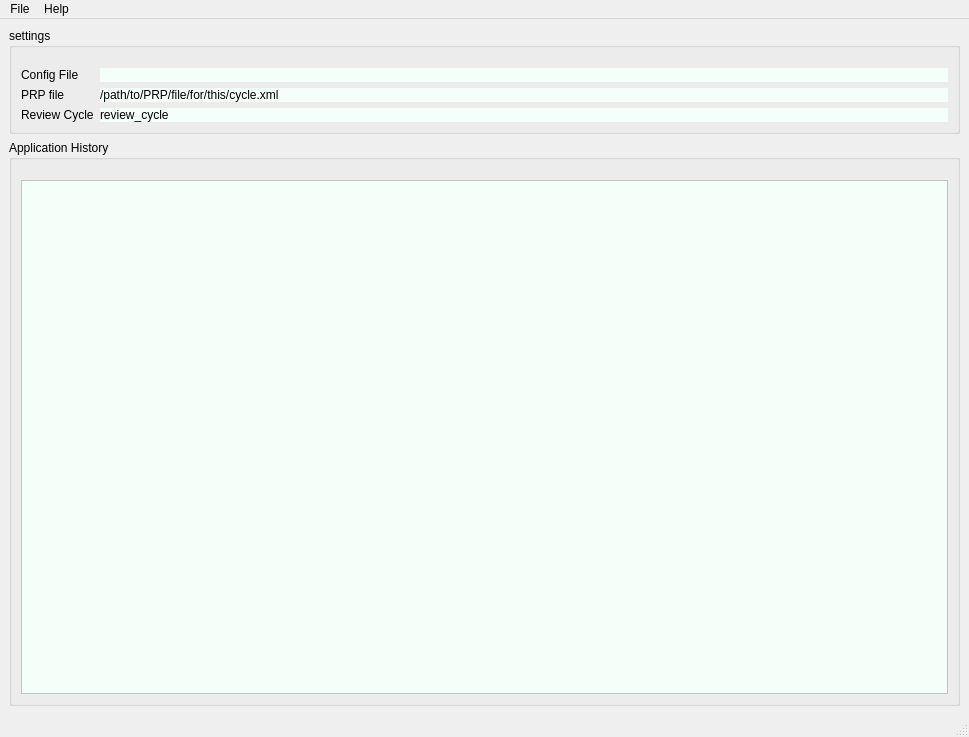
First picture: the form in src/Assign_GUP/resources/main_window.ui, repository prjemian/assign_gup, before the edit.
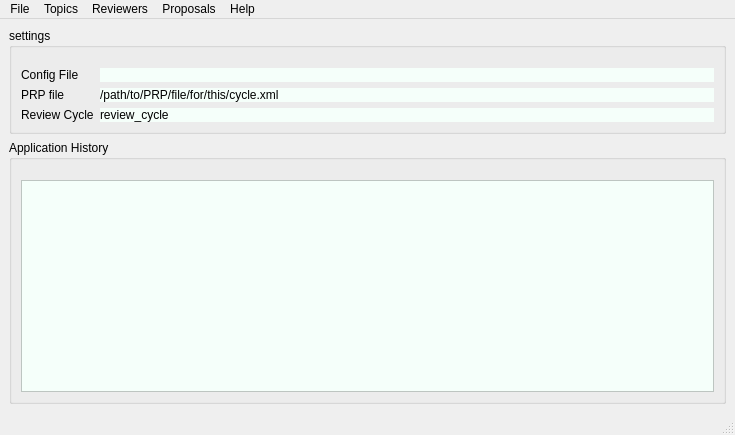
Second picture: the form after the edit.

Commit message: resolve topics import and exception reporting

```diff
--- a/src/Assign_GUP/resources/main_window.ui
+++ b/src/Assign_GUP/resources/main_window.ui
@@ -6,8 +6,8 @@
    <rect>
     <x>0</x>
     <y>0</y>
-    <width>969</width>
-    <height>737</height>
+    <width>735</width>
+    <height>435</height>
    </rect>
   </property>
   <property name="windowTitle">
@@ -127,8 +127,8 @@
     <rect>
      <x>0</x>
      <y>0</y>
-     <width>969</width>
-     <height>38</height>
+     <width>735</width>
+     <height>21</height>
     </rect>
    </property>
    <widget class="QMenu" name="menuFile">
@@ -169,7 +169,32 @@
     </property>
     <addaction name="actionAbout"/>
    </widget>
+   <widget class="QMenu" name="menuTopics">
+    <property name="title">
+     <string>Topics</string>
+    </property>
+    <addaction name="actionEdit_Topics"/>
+   </widget>
+   <widget class="QMenu" name="menuReviewers">
+    <property name="title">
+     <string>Reviewers</string>
+    </property>
+    <addaction name="actionImport_Reviewers"/>
+    <addaction name="separator"/>
+    <addaction name="actionEdit_Reviewers"/>
+   </widget>
+   <widget class="QMenu" name="menuProposals">
+    <property name="title">
+     <string>Proposals</string>
+    </property>
+    <addaction name="actionImport_Proposals"/>
+    <addaction name="separator"/>
+    <addaction name="actionEdit_proposals"/>
+   </widget>
    <addaction name="menuFile"/>
+   <addaction name="menuTopics"/>
+   <addaction name="menuReviewers"/>
+   <addaction name="menuProposals"/>
    <addaction name="menuHelp"/>
   </widget>
   <widget class="QStatusBar" name="statusbar"/>
```
Left out of the diff: 18 changed lines with no effect on the pictures. The commit also changes 5 other files.
